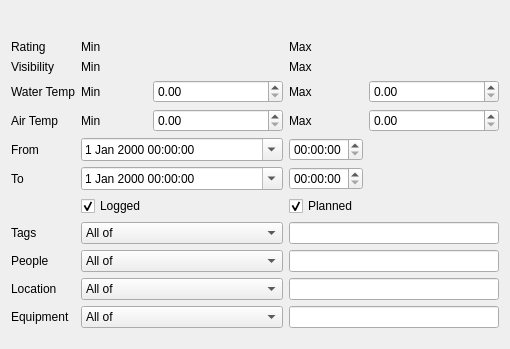
First picture: the form in desktop-widgets/filterwidget2.ui, repository subsurface/subsurface, before the edit.
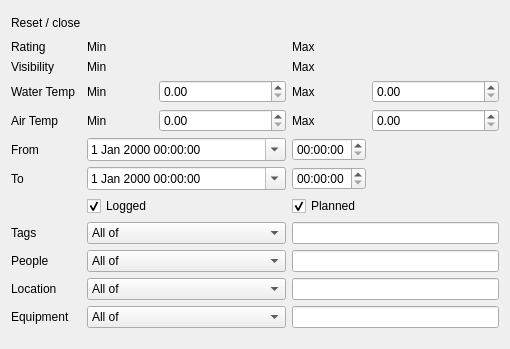
Second picture: the form after the edit. Icons and pictures are not drawn. Custom widgets are drawn as their Qt base class.

Commit message:
Desktop: show filter button explanation in the widget
Since the filter numbers are now shown in the window titlebar, we can use this
space for an explanation of the two button (they already have tooltips, but
this is even easier for the user).

```diff
--- a/desktop-widgets/filterwidget2.ui
+++ b/desktop-widgets/filterwidget2.ui
@@ -17,7 +17,7 @@
    <item row="0" column="0">
     <widget class="QLabel" name="filterText">
      <property name="text">
-      <string/>
+      <string>Reset / close</string>
      </property>
     </widget>
    </item>
```
Left out of the diff: 2 changed lines with no effect on the pictures.
